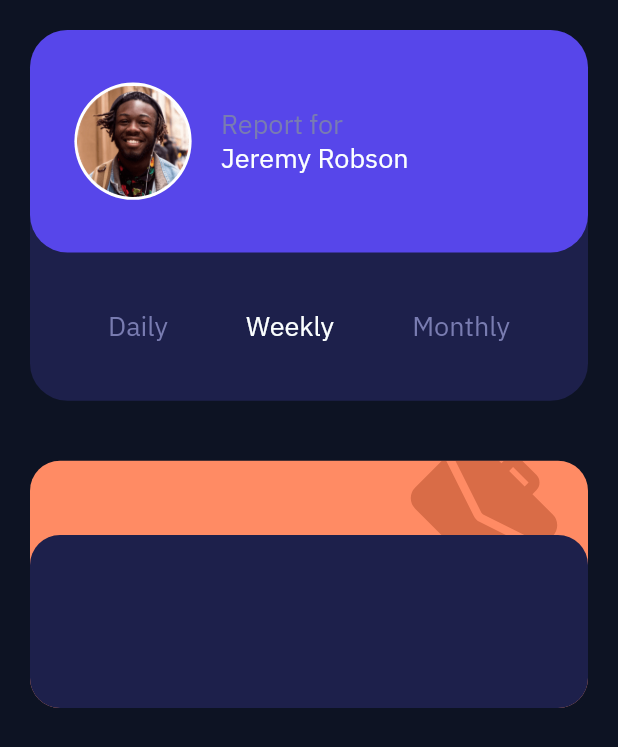
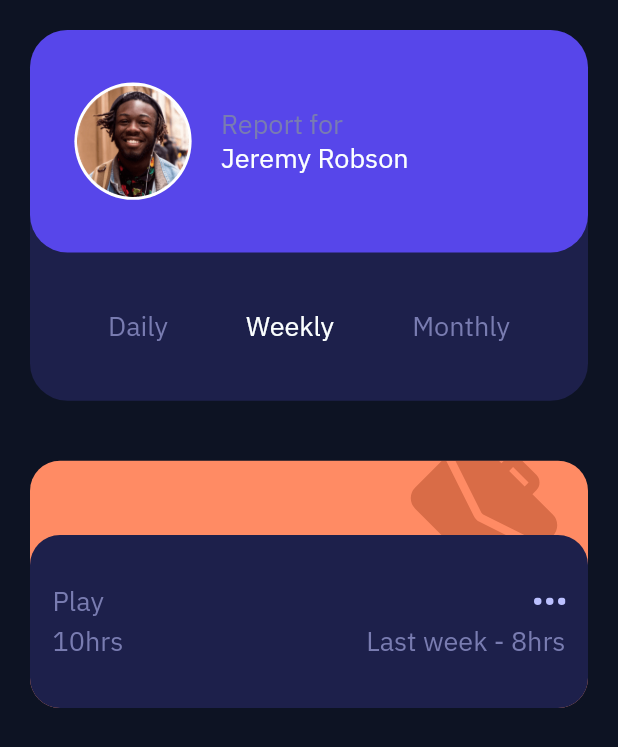
Before and after one commit to MOUKZ/tracker_test, a Flutter app: the screen it shows after launch, on a phone screen of 412 x 824 dp. Shown: the top 747 px of the screen. Run offline on Flutter 3.47's test engine with Material 2 defaults, Android fonts, the light colour scheme and no system bars; our stand-ins replace bot_toast, flutter_bloc, flutter_svg, responsive_builder.

Commit message:
finish activity card and add oriantaion support

```diff
--- a/lib/persentation/screens/mobile/mobile_home_screen.dart
+++ b/lib/persentation/screens/mobile/mobile_home_screen.dart
@@ -12,7 +12,10 @@ class MobileHomeScreen extends StatelessWidget {
     return OrientationBuilder(
       builder: (context, orientation) {
         return ListView(
-          shrinkWrap: true,
+          scrollDirection:
+              MediaQuery.of(context).orientation == Orientation.portrait
+                  ? Axis.vertical
+                  : Axis.horizontal,
           children: [
             NameCardWidget(
               size: size,
--- a/lib/persentation/widgets/activity_card.dart
+++ b/lib/persentation/widgets/activity_card.dart
@@ -16,6 +16,7 @@ class ActivityCard extends StatelessWidget {
     return Container(
       margin: const EdgeInsets.all(20),
       height: size.height * 0.2,
+      width: size.width * 0.9,
       decoration: const BoxDecoration(
         color: AppColors.workCardPrimary,
         borderRadius: BorderRadius.only(
@@ -41,14 +42,24 @@ class ActivityCard extends StatelessWidget {
                 clipBehavior: Clip.hardEdge,
                 child: Transform(
                   transform: Matrix4.translationValues(0.0, -15, 0.0),
-                  child: SvgPicture.asset('assets/images/icon-work.svg',
-                      height: (size.height * 0.2) * .6),
+                  child: SvgPicture.asset(
+                    'assets/images/icon-work.svg',
+                    height: MediaQuery.of(context).orientation ==
+                            Orientation.portrait
+                        ? (size.height * 0.2) * .6
+                        : size.height * 0.4,
+                  ),
                 ),
               ),
             ),
           ),
           Container(
-            height: (size.height * 0.2) * .7,
+            padding: const EdgeInsets.symmetric(
+              horizontal: 15,
+            ),
+            height: MediaQuery.of(context).orientation == Orientation.portrait
+                ? (size.height * 0.2) * .7
+                : size.height * 0.7,
             decoration: const BoxDecoration(
               color: AppColors.cardSecondary,
               borderRadius: BorderRadius.only(
@@ -58,6 +69,26 @@ class ActivityCard extends StatelessWidget {
                 bottomRight: Radius.circular(20),
               ),
             ),
+            child: Column(
+              mainAxisAlignment: MainAxisAlignment.center,
+              children: [
+                Row(
+                  mainAxisAlignment: MainAxisAlignment.spaceBetween,
+                  children: [
+                    const Text('Play'),
+                    SvgPicture.asset('assets/images/icon-ellipsis.svg')
+                  ],
+                ),
+                const SizedBox(height: 4),
+                Row(
+                  mainAxisAlignment: MainAxisAlignment.spaceBetween,
+                  children: [
+                    Text('10hrs'),
+                    Text('Last week - 8hrs'),
+                  ],
+                )
+              ],
+            ),
           ),
         ],
       ),
--- a/lib/persentation/widgets/name_carf_widget.dart
+++ b/lib/persentation/widgets/name_carf_widget.dart
@@ -13,6 +13,7 @@ class NameCardWidget extends StatelessWidget {
     return Container(
       margin: const EdgeInsets.all(20),
       height: size.height * 0.3,
+      width: size.width * 0.9,
       decoration: const BoxDecoration(
         color: AppColors.cardSecondary,
         borderRadius: BorderRadius.only(
```
